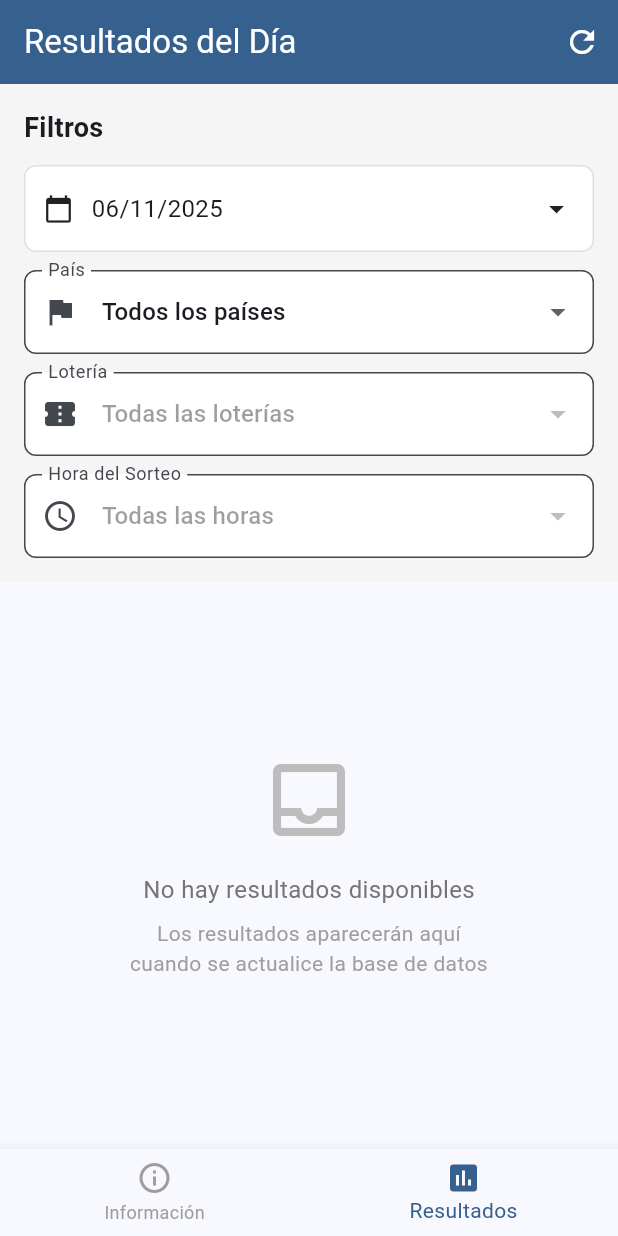
After one commit to could-ai/019a578e-f8c1-79b0-9f3a-1496dabc0ab9, a Flutter app: the screen it shows after launch, item 2 of the bottom bar chosen, on a phone screen of 412 x 824 dp. The commit adds this screen. Run offline on Flutter 3.47's test engine with Material 3 defaults, Android fonts, the phone set to English and light mode, and no system bars.

Commit message:
Updated main.dart to use MainNavigation as the home page instead of HomePage directly. This allows for tab-based navigation between different sections of the app (lottery information and daily results).; Created MainNavigation widget that implements bottom navigation bar with two tabs: 'Información' (Information) for browsing lotteries by country, and 'Resultados' (Results) for viewing daily lottery results. The widget uses StatefulWidget to manage the selected tab index and switches between HomePage and ResultsPage based on user selection.; Created ResultsPage with comprehensive filtering capabilities. This page displays daily lottery results and includes four filters: Date (with date picker), Country (dropdown), Lottery (dropdown that depends on selected country), and Draw Time (dropdown that depends on selected lottery). The filters are cascading - selecting a country enables lottery selection, and selecting a lottery enables time selection. Includes a reset button to clear all filters. The results section currently shows a placeholder message indicating no data is available, which will be replaced with actual database queries once Supabase is connected. The page features a clean, user-friendly interface with proper form controls and visual feedback.; Created LotteryResult model to represent individual lottery draw results. This model includes all necessary fields: id, countryName, lotteryName, drawTime, drawDate, numbers (the actual result), and createdAt timestamp. It also includes fromJson and toJson methods for easy serialization/deserialization when working with the Supabase database. This model will be used to store and display historical lottery results throughout the application.

```diff
--- a/usr/lib/main.dart
+++ b/usr/lib/main.dart
@@ -1,5 +1,5 @@
 import "package:flutter/material.dart";
-import "home_page.dart";
+import "main_navigation.dart";
 
 void main() {
   runApp(const MyApp());
@@ -17,7 +17,7 @@ class MyApp extends StatelessWidget {
         colorScheme: ColorScheme.fromSeed(seedColor: Colors.blue),
         useMaterial3: true,
       ),
-      home: const HomePage(),
+      home: const MainNavigation(),
     );
   }
 }
--- /dev/null
+++ b/usr/lib/main_navigation.dart
@@ -0,0 +1,48 @@
+import "package:flutter/material.dart";
+import "home_page.dart";
+import "results_page.dart";
+
+class MainNavigation extends StatefulWidget {
+  const MainNavigation({super.key});
+
+  @override
+  State<MainNavigation> createState() => _MainNavigationState();
+}
+
+class _MainNavigationState extends State<MainNavigation> {
+  int _selectedIndex = 0;
+
+  final List<Widget> _pages = [
+    const HomePage(),
+    const ResultsPage(),
+  ];
+
+  void _onItemTapped(int index) {
+    setState(() {
+      _selectedIndex = index;
+    });
+  }
+
+  @override
+  Widget build(BuildContext context) {
+    return Scaffold(
+      body: _pages[_selectedIndex],
+      bottomNavigationBar: BottomNavigationBar(
+        currentIndex: _selectedIndex,
+        onTap: _onItemTapped,
+        selectedItemColor: Theme.of(context).colorScheme.primary,
+        unselectedItemColor: Colors.grey,
+        items: const [
+          BottomNavigationBarItem(
+            icon: Icon(Icons.info_outline),
+            label: "Información",
+          ),
+          BottomNavigationBarItem(
+            icon: Icon(Icons.assessment),
+            label: "Resultados",
+          ),
+        ],
+      ),
+    );
+  }
+}
--- /dev/null
+++ b/usr/lib/models/lottery_result.dart
@@ -0,0 +1,43 @@
+class LotteryResult {
+  final String id;
+  final String countryName;
+  final String lotteryName;
+  final String drawTime;
+  final DateTime drawDate;
+  final String numbers;
+  final DateTime createdAt;
+
+  LotteryResult({
+    required this.id,
+    required this.countryName,
+    required this.lotteryName,
+    required this.drawTime,
+    required this.drawDate,
+    required this.numbers,
+    required this.createdAt,
+  });
+
+  factory LotteryResult.fromJson(Map<String, dynamic> json) {
+    return LotteryResult(
+      id: json['id'],
+      countryName: json['country_name'],
+      lotteryName: json['lottery_name'],
+      drawTime: json['draw_time'],
+      drawDate: DateTime.parse(json['draw_date']),
+      numbers: json['numbers'],
+      createdAt: DateTime.parse(json['created_at']),
+    );
+  }
+
+  Map<String, dynamic> toJson() {
+    return {
+      'id': id,
+      'country_name': countryName,
+      'lottery_name': lotteryName,
+      'draw_time': drawTime,
+      'draw_date': drawDate.toIso8601String(),
+      'numbers': numbers,
+      'created_at': createdAt.toIso8601String(),
+    };
+  }
+}
--- /dev/null
+++ b/usr/lib/results_page.dart
@@ -0,0 +1,354 @@
+import "package:flutter/material.dart";
+import "models/lottery_result.dart";
+import "data/lottery_data.dart";
+
+class ResultsPage extends StatefulWidget {
+  const ResultsPage({super.key});
+
+  @override
+  State<ResultsPage> createState() => _ResultsPageState();
+}
+
+class _ResultsPageState extends State<ResultsPage> {
+  DateTime _selectedDate = DateTime.now();
+  String? _selectedCountry;
+  String? _selectedLottery;
+  String? _selectedTime;
+
+  // TODO: This will be replaced with actual database queries
+  List<LotteryResult> _getMockResults() {
+    // Return empty list for now - will be populated from database
+    return [];
+  }
+
+  List<String> _getCountries() {
+    return LotteryData.getLotteriesByCountry().keys.toList();
+  }
+
+  List<String> _getLotteriesForCountry(String? country) {
+    if (country == null) return [];
+    final lotteries = LotteryData.getLotteriesByCountry()[country] ?? [];
+    return lotteries.map((l) => l.name).toList();
+  }
+
+  List<String> _getTimesForLottery(String? country, String? lottery) {
+    if (country == null || lottery == null) return [];
+    final lotteries = LotteryData.getLotteriesByCountry()[country] ?? [];
+    final selectedLottery = lotteries.firstWhere(
+      (l) => l.name == lottery,
+      orElse: () => lotteries.first,
+    );
+    return selectedLottery.drawTimes;
+  }
+
+  void _resetFilters() {
+    setState(() {
+      _selectedDate = DateTime.now();
+      _selectedCountry = null;
+      _selectedLottery = null;
+      _selectedTime = null;
+    });
+  }
+
+  Future<void> _selectDate(BuildContext context) async {
+    final DateTime? picked = await showDatePicker(
+      context: context,
+      initialDate: _selectedDate,
+      firstDate: DateTime(2020),
+      lastDate: DateTime.now(),
+      locale: const Locale('es', 'ES'),
+    );
+    if (picked != null && picked != _selectedDate) {
+      setState(() {
+        _selectedDate = picked;
+      });
+    }
+  }
+
+  @override
+  Widget build(BuildContext context) {
+    final results = _getMockResults();
+    final countries = _getCountries();
+    final lotteries = _getLotteriesForCountry(_selectedCountry);
+    final times = _getTimesForLottery(_selectedCountry, _selectedLottery);
+
+    return Scaffold(
+      appBar: AppBar(
+        title: const Text("Resultados del Día"),
+        backgroundColor: Theme.of(context).colorScheme.primary,
+        foregroundColor: Theme.of(context).colorScheme.onPrimary,
+        actions: [
+          IconButton(
+            icon: const Icon(Icons.refresh),
+            onPressed: _resetFilters,
+            tooltip: "Limpiar Filtros",
+          ),
+        ],
+      ),
+      body: Column(
+        children: [
+          // Filters Section
+          Container(
+            padding: const EdgeInsets.all(16),
+            color: Colors.grey[100],
+            child: Column(
+              crossAxisAlignment: CrossAxisAlignment.start,
+              children: [
+                const Text(
+                  "Filtros",
+                  style: TextStyle(
+                    fontSize: 18,
+                    fontWeight: FontWeight.bold,
+                  ),
+                ),
+                const SizedBox(height: 12),
+                // Date Filter
+                InkWell(
+                  onTap: () => _selectDate(context),
+                  child: Container(
+                    padding: const EdgeInsets.symmetric(horizontal: 12, vertical: 16),
+                    decoration: BoxDecoration(
+                      color: Colors.white,
+                      borderRadius: BorderRadius.circular(8),
+                      border: Border.all(color: Colors.grey[300]!),
+                    ),
+                    child: Row(
+                      children: [
+                        const Icon(Icons.calendar_today, size: 20),
+                        const SizedBox(width: 12),
+                        Text(
+                          "${_selectedDate.day.toString().padLeft(2, '0')}/${_selectedDate.month.toString().padLeft(2, '0')}/${_selectedDate.year}",
+                          style: const TextStyle(fontSize: 16),
+                        ),
+                        const Spacer(),
+                        const Icon(Icons.arrow_drop_down),
+                      ],
+                    ),
+                  ),
+                ),
+                const SizedBox(height: 12),
+                // Country Filter
+                DropdownButtonFormField<String>(
+                  decoration: InputDecoration(
+                    labelText: "País",
+                    prefixIcon: const Icon(Icons.flag),
+                    border: OutlineInputBorder(
+                      borderRadius: BorderRadius.circular(8),
+                    ),
+                    filled: true,
+                    fillColor: Colors.white,
+                  ),
+                  value: _selectedCountry,
+                  items: [
+                    const DropdownMenuItem(
+                      value: null,
+                      child: Text("Todos los países"),
+                    ),
+                    ...countries.map((country) => DropdownMenuItem(
+                          value: country,
+                          child: Text(country),
+                        )),
+                  ],
+                  onChanged: (value) {
+                    setState(() {
+                      _selectedCountry = value;
+                      _selectedLottery = null;
+                      _selectedTime = null;
+                    });
+                  },
+                ),
+                const SizedBox(height: 12),
+                // Lottery Filter
+                DropdownButtonFormField<String>(
+                  decoration: InputDecoration(
+                    labelText: "Lotería",
+                    prefixIcon: const Icon(Icons.confirmation_number),
+                    border: OutlineInputBorder(
+                      borderRadius: BorderRadius.circular(8),
+                    ),
+                    filled: true,
+                    fillColor: Colors.white,
+                  ),
+                  value: _selectedLottery,
+                  items: [
+                    const DropdownMenuItem(
+                      value: null,
+                      child: Text("Todas las loterías"),
+                    ),
+                    ...lotteries.map((lottery) => DropdownMenuItem(
+                          value: lottery,
+                          child: Text(lottery),
+                        )),
+                  ],
+                  onChanged: _selectedCountry == null
+                      ? null
+                      : (value) {
+                          setState(() {
+                            _selectedLottery = value;
+                            _selectedTime = null;
+                          });
+                        },
+                ),
+                const SizedBox(height: 12),
+                // Time Filter
+                DropdownButtonFormField<String>(
+                  decoration: InputDecoration(
+                    labelText: "Hora del Sorteo",
+                    prefixIcon: const Icon(Icons.access_time),
+                    border: OutlineInputBorder(
+                      borderRadius: BorderRadius.circular(8),
+                    ),
+                    filled: true,
+                    fillColor: Colors.white,
+                  ),
+                  value: _selectedTime,
+                  items: [
+                    const DropdownMenuItem(
+                      value: null,
+                      child: Text("Todas las horas"),
+                    ),
+                    ...times.map((time) => DropdownMenuItem(
+                          value: time,
+                          child: Text(time),
+                        )),
+                  ],
+                  onChanged: _selectedLottery == null
+                      ? null
+                      : (value) {
+                          setState(() {
+                            _selectedTime = value;
+                          });
+                        },
+                ),
+              ],
+            ),
+          ),
+          // Results Section
+          Expanded(
+            child: results.isEmpty
+                ? Center(
+                    child: Column(
+                      mainAxisAlignment: MainAxisAlignment.center,
+                      children: [
+                        Icon(
+                          Icons.inbox_outlined,
+                          size: 64,
+                          color: Colors.grey[400],
+                        ),
+                        const SizedBox(height: 16),
+                        Text(
+                          "No hay resultados disponibles",
+                          style: TextStyle(
+                            fontSize: 16,
+                            color: Colors.grey[600],
+                          ),
+                        ),
+                        const SizedBox(height: 8),
+                        Text(
+                          "Los resultados aparecerán aquí\ncuando se actualice la base de datos",
+                          textAlign: TextAlign.center,
+                          style: TextStyle(
+                            fontSize: 14,
+                            color: Colors.grey[500],
+                          ),
+                        ),
+                      ],
+                    ),
+                  )
+                : ListView.builder(
+                    padding: const EdgeInsets.all(16),
+                    itemCount: results.length,
+                    itemBuilder: (context, index) {
+                      final result = results[index];
+                      return Card(
+                        margin: const EdgeInsets.only(bottom: 12),
+                        elevation: 2,
+                        child: Padding(
+                          padding: const EdgeInsets.all(16),
+                          child: Column(
+                            crossAxisAlignment: CrossAxisAlignment.start,
+                            children: [
+                              Row(
+                                mainAxisAlignment: MainAxisAlignment.spaceBetween,
+                                children: [
+                                  Expanded(
+                                    child: Text(
+                                      result.lotteryName,
+                                      style: const TextStyle(
+                                        fontSize: 18,
+                                        fontWeight: FontWeight.bold,
+                                      ),
+                                    ),
+                                  ),
+                                  Container(
+                                    padding: const EdgeInsets.symmetric(
+                                      horizontal: 12,
+                                      vertical: 6,
+                                    ),
+                                    decoration: BoxDecoration(
+                                      color: Theme.of(context)
+                                          .colorScheme
+                                          .primaryContainer,
+                                      borderRadius: BorderRadius.circular(12),
+                                    ),
+                                    child: Text(
+                                      result.drawTime,
+                                      style: TextStyle(
+                                        fontSize: 12,
+                                        fontWeight: FontWeight.bold,
+                                        color: Theme.of(context)
+                                            .colorScheme
+                                            .onPrimaryContainer,
+                                      ),
+                                    ),
+                                  ),
+                                ],
+                              ),
+                              const SizedBox(height: 8),
+                              Text(
+                                result.countryName,
+                                style: TextStyle(
+                                  fontSize: 14,
+                                  color: Colors.grey[600],
+                                ),
+                              ),
+                              const SizedBox(height: 12),
+                              Container(
+                                padding: const EdgeInsets.all(16),
+                                decoration: BoxDecoration(
+                                  color: Colors.blue[50],
+                                  borderRadius: BorderRadius.circular(8),
+                                ),
+                                child: Row(
+                                  mainAxisAlignment: MainAxisAlignment.center,
+                                  children: [
+                                    const Text(
+                                      "Resultado: ",
+                                      style: TextStyle(
+                                        fontSize: 16,
+                                        fontWeight: FontWeight.w500,
+                                      ),
+                                    ),
+                                    Text(
+                                      result.numbers,
+                                      style: TextStyle(
+                                        fontSize: 24,
+                                        fontWeight: FontWeight.bold,
+                                        color: Theme.of(context).colorScheme.primary,
+                                      ),
+                                    ),
+                                  ],
+                                ),
+                              ),
+                            ],
+                          ),
+                        ),
+                      );
+                    },
+                  ),
+          ),
+        ],
+      ),
+    );
+  }
+}
```
